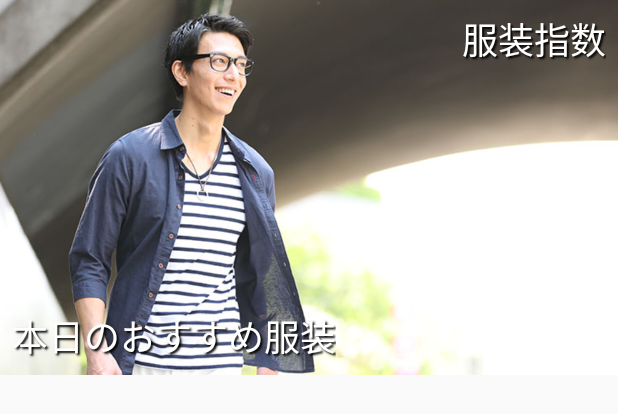
After one commit to karsay/U-22, an Android app: the layout fragment_home_image.xml on its own in the app's theme, with its tools: preview values and no code run, on a phone screen of 412 x 824 dp. The commit adds this screen. Shown: the top 414 px of the screen. Run offline under Robolectric (Android 15) with nearby library versions, the phone set to English and light mode, and no system bars; network calls fail.

Commit message:
スライドショーが落ちる不具合を修正

```diff
--- a/app/src/main/java/nhs90556/hal/ac/u_22/Weather.kt
+++ b/app/src/main/java/nhs90556/hal/ac/u_22/Weather.kt
@@ -107,7 +107,7 @@ class Weather constructor(_city: String, _apiKey: String){
 
     // 天候情報を返す関数
     fun getWeather():Array<Array<String?>>{
-        Thread.sleep(500)
+        Thread.sleep(100)
         return weatherDatas
     }
 
--- /dev/null
+++ b/app/src/main/res/layout/fragment_home_image.xml
@@ -0,0 +1,53 @@
+<?xml version="1.0" encoding="utf-8"?>
+<androidx.constraintlayout.widget.ConstraintLayout xmlns:android="http://schemas.android.com/apk/res/android"
+    xmlns:app="http://schemas.android.com/apk/res-auto"
+    xmlns:tools="http://schemas.android.com/tools"
+    android:layout_width="match_parent"
+    android:layout_height="wrap_content"
+    tools:context=".ui.home.HomeImageFragment">
+
+    <ImageView
+        android:id="@+id/slideImageView"
+        android:layout_width="wrap_content"
+        android:layout_height="250dp"
+        android:scaleType="centerCrop"
+        android:src="@drawable/cor1"
+        app:layout_constraintEnd_toEndOf="parent"
+        app:layout_constraintHorizontal_bias="1.0"
+        app:layout_constraintStart_toStartOf="parent"
+        app:layout_constraintTop_toTopOf="parent" />
+
+    <TextView
+        android:id="@+id/textView"
+        android:layout_width="wrap_content"
+        android:layout_height="wrap_content"
+        android:layout_marginStart="8dp"
+        android:layout_marginLeft="8dp"
+        android:layout_marginBottom="8dp"
+        android:shadowColor="#000000"
+        android:shadowDx="2"
+        android:shadowDy="2"
+        android:shadowRadius="1"
+        android:text="本日のおすすめ服装"
+        android:textColor="@color/design_default_color_background"
+        android:textSize="24sp"
+        app:layout_constraintBottom_toBottomOf="parent"
+        app:layout_constraintStart_toStartOf="parent" />
+
+    <TextView
+        android:id="@+id/textView9"
+        android:layout_width="wrap_content"
+        android:layout_height="wrap_content"
+        android:layout_marginTop="8dp"
+        android:layout_marginEnd="8dp"
+        android:layout_marginRight="8dp"
+        android:shadowColor="#000000"
+        android:shadowDx="2"
+        android:shadowDy="2"
+        android:shadowRadius="1"
+        android:text="服装指数"
+        android:textColor="@color/design_default_color_background"
+        android:textSize="24sp"
+        app:layout_constraintEnd_toEndOf="parent"
+        app:layout_constraintTop_toTopOf="@+id/slideImageView" />
+</androidx.constraintlayout.widget.ConstraintLayout>
```
Also changed, not shown: app/src/main/java/nhs90556/hal/ac/u_22/ui/home/HomeFragment.kt (+34 -1 lines), app/src/main/java/nhs90556/hal/ac/u_22/ui/home/HomeImageFragment.kt (added, +57 -0 lines), app/src/main/res/layout/fragment_home.xml (+8 -26 lines).
